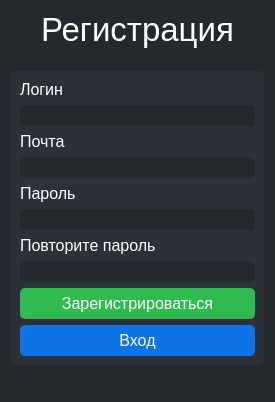
bobrnebobr/KyrgyzstanProjectPyQT, file UI/register.ui: the form before one commit.
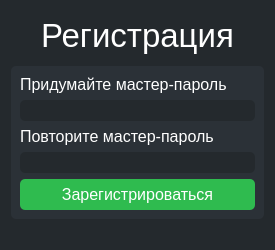
The form after the commit.

```diff
--- a/UI/register.ui
+++ b/UI/register.ui
@@ -7,7 +7,7 @@
     <x>0</x>
     <y>0</y>
     <width>275</width>
-    <height>402</height>
+    <height>250</height>
    </rect>
   </property>
   <property name="sizePolicy">
@@ -19,13 +19,13 @@
   <property name="minimumSize">
    <size>
     <width>275</width>
-    <height>350</height>
+    <height>250</height>
    </size>
   </property>
   <property name="maximumSize">
    <size>
     <width>275</width>
-    <height>1000</height>
+    <height>250</height>
    </size>
   </property>
   <property name="windowTitle">
@@ -35,72 +35,7 @@
    <string notr="true">background-color:rgb(36,41,45);</string>
   </property>
   <layout class="QGridLayout" name="gridLayout">
-   <item row="5" column="0" colspan="2">
-    <widget class="QLabel" name="label">
-     <property name="font">
-      <font>
-       <family>Tahoma</family>
-      </font>
-     </property>
-     <property name="styleSheet">
-      <string notr="true">color:rgb(255,0,0)</string>
-     </property>
-     <property name="text">
-      <string/>
-     </property>
-     <property name="alignment">
-      <set>Qt::AlignRight|Qt::AlignTrailing|Qt::AlignVCenter</set>
-     </property>
-    </widget>
-   </item>
-   <item row="4" column="0">
-    <widget class="QWidget" name="widget" native="true">
-     <property name="styleSheet">
-      <string notr="true">background-color:rgb(43,49,55);
-border-radius:5px;
-border-width:2px;</string>
-     </property>
-    </widget>
-   </item>
-   <item row="0" column="0" colspan="2">
-    <widget class="QLabel" name="regiserLabel">
-     <property name="font">
-      <font>
-       <family>Tahoma</family>
-       <pointsize>25</pointsize>
-      </font>
-     </property>
-     <property name="layoutDirection">
-      <enum>Qt::LeftToRight</enum>
-     </property>
-     <property name="styleSheet">
-      <string notr="true">color:rgb(255,255,255);font-size:25pt;</string>
-     </property>
-     <property name="text">
-      <string>Регистрация</string>
-     </property>
-     <property name="textFormat">
-      <enum>Qt::PlainText</enum>
-     </property>
-     <property name="alignment">
-      <set>Qt::AlignCenter</set>
-     </property>
-    </widget>
-   </item>
-   <item row="1" column="0">
-    <spacer name="verticalSpacer">
-     <property name="orientation">
-      <enum>Qt::Vertical</enum>
-     </property>
-     <property name="sizeHint" stdset="0">
-      <size>
-       <width>20</width>
-       <height>40</height>
-      </size>
-     </property>
-    </spacer>
-   </item>
-   <item row="3" column="0" colspan="2">
+   <item row="2" column="0" colspan="2">
     <widget class="QWidget" name="formWidget" native="true">
      <property name="styleSheet">
       <string notr="true">background-color:rgb(43,49,55);
@@ -108,88 +43,6 @@
 border-width:2px;</string>
      </property>
      <layout class="QVBoxLayout" name="verticalLayout">
-      <item>
-       <widget class="QLabel" name="loginLabel">
-        <property name="font">
-         <font>
-          <family>Tahoma</family>
-          <pointsize>12</pointsize>
-         </font>
-        </property>
-        <property name="styleSheet">
-         <string notr="true">color:rgb(255,255,255);</string>
-        </property>
-        <property name="text">
-         <string>Логин</string>
-        </property>
-        <property name="alignment">
-         <set>Qt::AlignLeading|Qt::AlignLeft|Qt::AlignVCenter</set>
-        </property>
-       </widget>
-      </item>
-      <item>
-       <widget class="QLineEdit" name="loginEdit">
-        <property name="font">
-         <font>
-          <family>Tahoma</family>
-          <pointsize>12</pointsize>
-         </font>
-        </property>
-        <property name="autoFillBackground">
-         <bool>false</bool>
-        </property>
-        <property name="styleSheet">
-         <string notr="true">color:rgb(255,255,255);background-color:rgb(36,41,45);font-size:12pt;
-border-radius:5px;
-border-width:2px;</string>
-        </property>
-        <property name="inputMethodHints">
-         <set>Qt::ImhNone</set>
-        </property>
-        <property name="echoMode">
-         <enum>QLineEdit::Normal</enum>
-        </property>
-       </widget>
-      </item>
-      <item>
-       <widget class="QLabel" name="emailLabel">
-        <property name="font">
-         <font>
-          <family>Tahoma</family>
-          <pointsize>12</pointsize>
-         </font>
-        </property>
-        <property name="styleSheet">
-         <string notr="true">color:rgb(255,255,255);</string>
-        </property>
-        <property name="text">
-         <string>Почта</string>
-        </property>
-        <property name="alignment">
-         <set>Qt::AlignLeading|Qt::AlignLeft|Qt::AlignVCenter</set>
-        </property>
-       </widget>
-      </item>
-      <item>
-       <widget class="QLineEdit" name="emailEdit">
-        <property name="font">
-         <font>
-          <pointsize>12</pointsize>
-         </font>
-        </property>
-        <property name="styleSheet">
-         <string notr="true">color:rgb(255,255,255);background-color:rgb(36,41,45);font-size:12pt;
-border-radius:5px;
-border-width:2px;</string>
-        </property>
-        <property name="echoMode">
-         <enum>QLineEdit::Normal</enum>
-        </property>
-        <property name="placeholderText">
-         <string/>
-        </property>
-       </widget>
-      </item>
       <item>
        <widget class="QLabel" name="passwordLabel">
         <property name="font">
@@ -202,12 +55,24 @@
          <string notr="true">color:rgb(255,255,255);</string>
         </property>
         <property name="text">
-         <string>Пароль</string>
+         <string>Придумайте мастер-пароль</string>
+        </property>
+        <property name="alignment">
+         <set>Qt::AlignLeading|Qt::AlignLeft|Qt::AlignVCenter</set>
         </property>
        </widget>
       </item>
       <item>
        <widget class="QLineEdit" name="passwordEdit">
+        <property name="font">
+         <font>
+          <family>Tahoma</family>
+          <pointsize>12</pointsize>
+         </font>
+        </property>
+        <property name="autoFillBackground">
+         <bool>false</bool>
+        </property>
         <property name="styleSheet">
          <string notr="true">color:rgb(255,255,255);background-color:rgb(36,41,45);font-size:12pt;
 border-radius:5px;
@@ -230,7 +95,7 @@
          <string notr="true">color:rgb(255,255,255);</string>
         </property>
         <property name="text">
-         <string>Повторите пароль</string>
+         <string>Повторите мастер-пароль</string>
         </property>
        </widget>
       </item>
@@ -257,6 +122,12 @@
         <property name="enabled">
          <bool>true</bool>
         </property>
+        <property name="sizePolicy">
+         <sizepolicy hsizetype="Minimum" vsizetype="Maximum">
+          <horstretch>0</horstretch>
+          <verstretch>0</verstretch>
+         </sizepolicy>
+        </property>
         <property name="palette">
          <palette>
           <active>
@@ -458,31 +329,58 @@
         </property>
        </widget>
       </item>
-      <item>
-       <widget class="QPushButton" name="loginButton">
-        <property name="font">
-         <font>
-          <family>Tahoma</family>
-          <pointsize>12</pointsize>
-         </font>
-        </property>
-        <property name="styleSheet">
-         <string notr="true">border-radius:5px;
-border-width:2px;
-padding:6px;
-border-color:rgb(13,116,231);
-background-color:rgb(13,116,231);
-color:rgb(255,255,255);
-font-size:12pt;</string>
-        </property>
-        <property name="text">
-         <string>Вход</string>
-        </property>
-       </widget>
-      </item>
      </layout>
     </widget>
    </item>
+   <item row="3" column="0" colspan="2">
+    <widget class="QLabel" name="label">
+     <property name="sizePolicy">
+      <sizepolicy hsizetype="Preferred" vsizetype="Fixed">
+       <horstretch>0</horstretch>
+       <verstretch>0</verstretch>
+      </sizepolicy>
+     </property>
+     <property name="font">
+      <font>
+       <family>Tahoma</family>
+      </font>
+     </property>
+     <property name="styleSheet">
+      <string notr="true">color:rgb(255,0,0)</string>
+     </property>
+     <property name="text">
+      <string/>
+     </property>
+     <property name="alignment">
+      <set>Qt::AlignRight|Qt::AlignTrailing|Qt::AlignVCenter</set>
+     </property>
+    </widget>
+   </item>
+   <item row="0" column="0" colspan="2">
+    <widget class="QLabel" name="regiserLabel">
+     <property name="font">
+      <font>
+       <family>Tahoma</family>
+       <pointsize>25</pointsize>
+      </font>
+     </property>
+     <property name="layoutDirection">
+      <enum>Qt::LeftToRight</enum>
+     </property>
+     <property name="styleSheet">
+      <string notr="true">color:rgb(255,255,255);font-size:25pt;</string>
+     </property>
+     <property name="text">
+      <string>Регистрация</string>
+     </property>
+     <property name="textFormat">
+      <enum>Qt::PlainText</enum>
+     </property>
+     <property name="alignment">
+      <set>Qt::AlignCenter</set>
+     </property>
+    </widget>
+   </item>
   </layout>
  </widget>
  <resources/>
```
Left out of the diff: 3 changed lines with no effect on the pictures.
